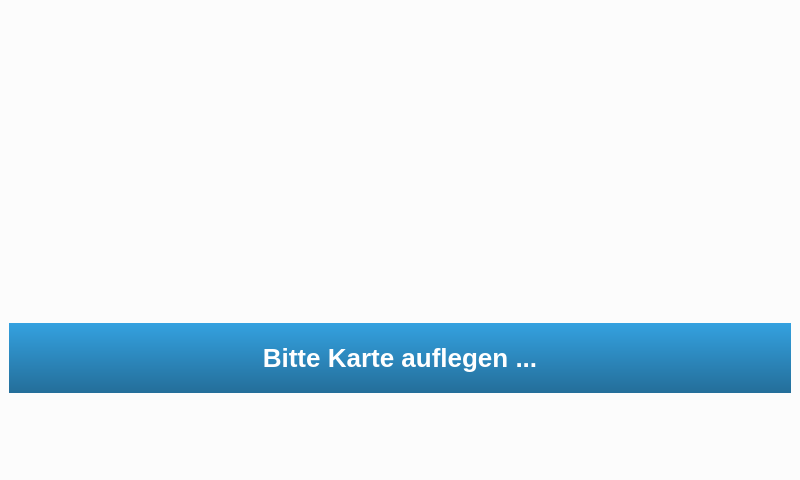
Before: the Qt Designer form main.ui in fsiwi-hka/coffeesale, drawn with Qt 5.
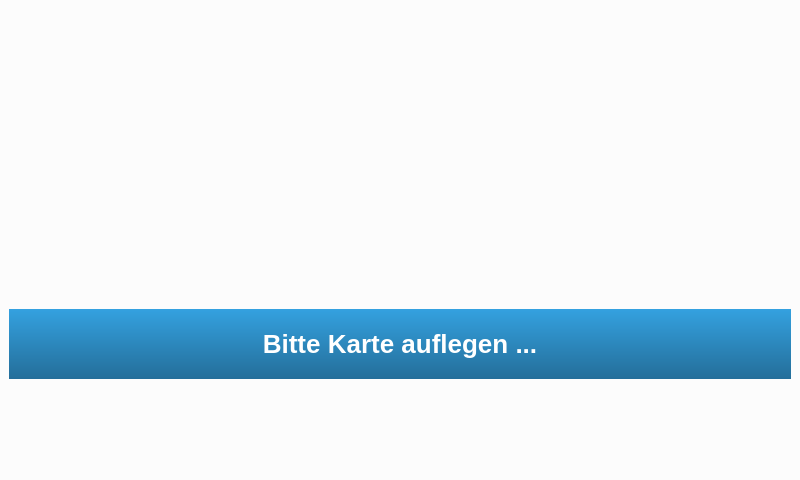
After: the same form once the commit is applied. Icons and pictures are not drawn.

Commit message: Fixes some errors with NoneType as an item weight, implements multiple rows for items, possible fix for missing message window after a few days. tweaks mainWindow ui

The edit to the form file:
```diff
--- a/main.ui
+++ b/main.ui
@@ -74,7 +74,13 @@
       <property name="minimumSize">
        <size>
         <width>0</width>
-        <height>140</height>
+        <height>100</height>
+       </size>
+      </property>
+      <property name="maximumSize">
+       <size>
+        <width>16777215</width>
+        <height>100</height>
        </size>
       </property>
       <property name="text">
```
The commit also changes 3 other files.
